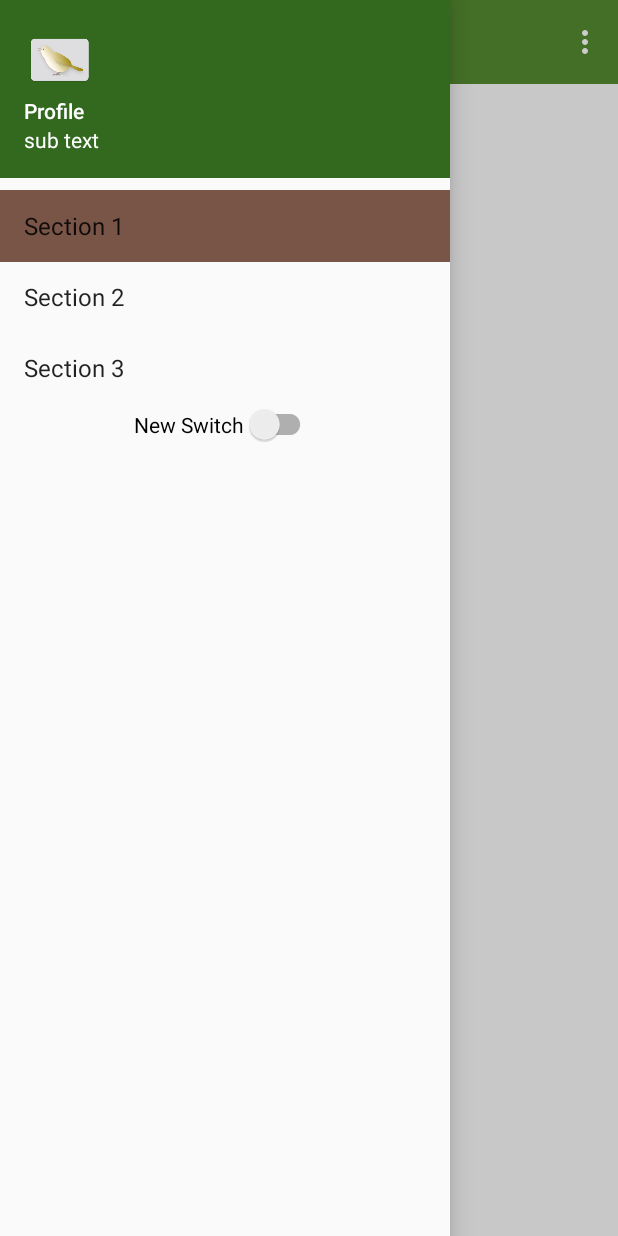
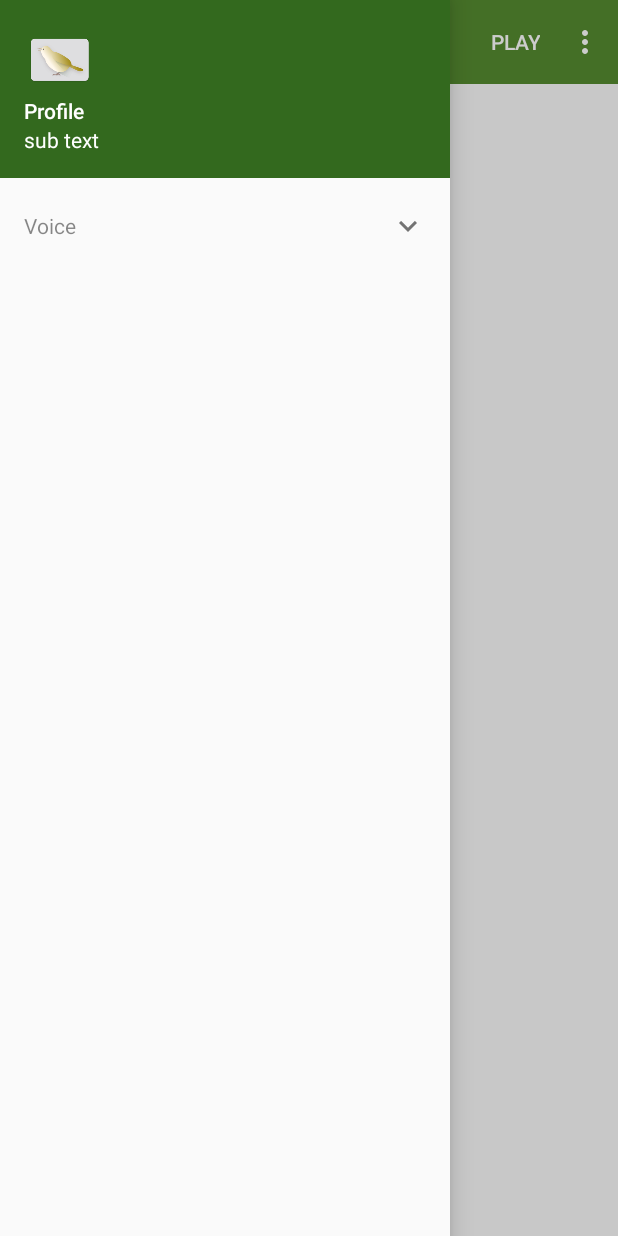
Before and after one commit to kimikage/uguisuan, an Android app: the screen it shows after launch (MainActivity), on a phone screen of 412 x 824 dp. Run offline under Robolectric (Android 15) with nearby library versions, the phone set to English and light mode, and no system bars.

Commit message:
Implement the navigation drawer list

```diff
--- a/app/src/main/java/com/github/kimikage/uguisuan/MainActivity.java
+++ b/app/src/main/java/com/github/kimikage/uguisuan/MainActivity.java
@@ -71,17 +71,7 @@ public class MainActivity extends AppCompatActivity
     }
 
     public void onSectionAttached(int number) {
-        switch (number) {
-            case 1:
-                mTitle = getString(R.string.title_section1);
-                break;
-            case 2:
-                mTitle = getString(R.string.title_section2);
-                break;
-            case 3:
-                mTitle = getString(R.string.title_section3);
-                break;
-        }
+        // TBD.
     }
 
     /**
--- a/app/src/main/java/com/github/kimikage/uguisuan/NavigationDrawerFragment.java
+++ b/app/src/main/java/com/github/kimikage/uguisuan/NavigationDrawerFragment.java
@@ -22,10 +22,11 @@ import android.view.MenuInflater;
 import android.view.MenuItem;
 import android.view.View;
 import android.view.ViewGroup;
-import android.widget.AdapterView;
-import android.widget.ArrayAdapter;
-import android.widget.ListView;
+import android.widget.ExpandableListView;
 import android.widget.Toast;
+
+import java.util.ArrayList;
+import java.util.List;
 
 /**
  * Fragment used for managing interactions for and presentation of a navigation drawer.
@@ -56,7 +57,7 @@ public class NavigationDrawerFragment extends Fragment {
     private ActionBarDrawerToggle mDrawerToggle;
 
     private DrawerLayout mDrawerLayout;
-    private ListView mDrawerListView;
+    private ExpandableListView mDrawerListView;
     private View mDrawerView;
     private View mFragmentContainerView;
 
@@ -97,27 +98,53 @@ public class NavigationDrawerFragment extends Fragment {
                              Bundle savedInstanceState) {
         mDrawerView = inflater.inflate(R.layout.drawer_main, container, false);
 
-        mDrawerListView = (ListView) mDrawerView.findViewById(R.id.drawer_list);
+        mDrawerListView = (ExpandableListView) mDrawerView.findViewById(R.id.drawer_list);
 
         if (mDrawerListView != null) {
-            mDrawerListView.setOnItemClickListener(new AdapterView.OnItemClickListener() {
-                @Override
-                public void onItemClick(AdapterView<?> parent, View view, int position, long id) {
-                    selectItem(position);
-                }
-            });
-            mDrawerListView.setAdapter(new ArrayAdapter<String>(
-                    getActivity(),
-                    android.R.layout.simple_list_item_activated_1,
-                    android.R.id.text1,
-                    new String[]{
-                            getString(R.string.title_section1),
-                            getString(R.string.title_section2),
-                            getString(R.string.title_section3),
-                    }));
-            mDrawerListView.setItemChecked(mCurrentSelectedPosition, true);
+            initializeDrawerList();
         }
+
         return mDrawerView;
+    }
+
+    private void initializeDrawerList() {
+        Context context = mDrawerView.getContext();
+        NavigationDrawerListAdapter adapter = new NavigationDrawerListAdapter(context);
+
+
+        List<NavigationDrawerItem> voiceChildren = new ArrayList<>();
+        voiceChildren.add(new NavigationDrawerItem(
+                R.string.action_load,
+                -1));
+        if (false) {
+            voiceChildren.add(new NavigationDrawerItem(
+                    R.string.action_record,
+                    -1));
+        }
+        voiceChildren.add(new NavigationDrawerItem(
+                R.string.action_save,
+                -1));
+
+        adapter.addGroup(R.string.title_voice, voiceChildren);
+
+        mDrawerListView.setAdapter(adapter);
+
+        mDrawerListView.setOnGroupClickListener(new ExpandableListView.OnGroupClickListener() {
+            @Override
+            public boolean onGroupClick(ExpandableListView parent, View view,
+                                        int groupPosition, long id) {
+                return false;
+            }
+        });
+        mDrawerListView.setOnChildClickListener(new ExpandableListView.OnChildClickListener() {
+            @Override
+            public boolean onChildClick(ExpandableListView parent, View view,
+                                        int groupPosition, int childPosition, long id) {
+                mCurrentSelectedPosition = (int) id;
+                return false;
+            }
+        });
+
     }
 
     public boolean isDrawerOpen() {
--- /dev/null
+++ b/app/src/main/java/com/github/kimikage/uguisuan/NavigationDrawerItem.java
@@ -0,0 +1,26 @@
+/*
+ * Copyright (c) 2016 Uguisu-Anne Project
+ *
+ * This software is distributed under an MIT-style license.
+ * See LICENSE file for more information.
+ */
+
+package com.github.kimikage.uguisuan;
+
+public class NavigationDrawerItem {
+    private int mLabelId = -1;
+    private int mIconId = -1;
+
+    public NavigationDrawerItem(int labelId, int iconId) {
+        mLabelId = labelId;
+        mIconId = iconId;
+    }
+
+    public int getLabelId() {
+        return mLabelId;
+    }
+
+    public int getIconId() {
+        return mIconId;
+    }
+}
--- /dev/null
+++ b/app/src/main/java/com/github/kimikage/uguisuan/NavigationDrawerListAdapter.java
@@ -0,0 +1,127 @@
+/*
+ * Copyright (c) 2016 Uguisu-Anne Project
+ *
+ * This software is distributed under an MIT-style license.
+ * See LICENSE file for more information.
+ */
+
+package com.github.kimikage.uguisuan;
+
+import android.content.Context;
+import android.content.res.Resources;
+import android.view.LayoutInflater;
+import android.view.View;
+import android.view.ViewGroup;
+import android.widget.BaseExpandableListAdapter;
+import android.widget.ImageView;
+import android.widget.TextView;
+
+import java.util.ArrayList;
+import java.util.List;
+
+public class NavigationDrawerListAdapter extends BaseExpandableListAdapter {
+    private List<String> mGroups;
+    private List<List<NavigationDrawerItem>> mChildren;
+    private Context mContext = null;
+
+    public NavigationDrawerListAdapter(Context context) {
+        mContext = context;
+        mGroups = new ArrayList<>();
+        mChildren = new ArrayList<>();
+    }
+
+    public void addGroup(int labelId, List<NavigationDrawerItem> children) {
+        Resources r = mContext.getResources();
+        mGroups.add(r.getString(labelId));
+        mChildren.add(children);
+    }
+
+    @Override
+    public int getGroupCount() {
+        return mGroups.size();
+    }
+
+    @Override
+    public int getChildrenCount(int groupPosition) {
+        return mChildren.get(groupPosition).size();
+    }
+
+    @Override
+    public Object getGroup(int groupPosition) {
+        return mGroups.get(groupPosition);
+    }
+
+    @Override
+    public Object getChild(int groupPosition, int childPosition) {
+        List<NavigationDrawerItem> children = mChildren.get(groupPosition);
+        return children.get(childPosition);
+    }
+
+    @Override
+    public long getGroupId(int groupPosition) {
+        return groupPosition;
+    }
+
+    @Override
+    public long getChildId(int groupPosition, int childPosition) {
+        return (groupPosition << 16) | childPosition;
+    }
+
+    @Override
+    public boolean hasStableIds() {
+        return true;
+    }
+
+    @Override
+    public View getGroupView(int groupPosition, boolean isExpanded, View convertView, ViewGroup parent) {
+        View view = convertView;
+        if (convertView == null) {
+            view = LayoutInflater.from(mContext).inflate(R.layout.navigation_drawer_group, null);
+        }
+
+        TextView label = (TextView) view.findViewById(R.id.label);
+        label.setText(mGroups.get(groupPosition));
+
+        ImageView iconMore = (ImageView) view.findViewById(R.id.icon_more);
+        ImageView iconLess = (ImageView) view.findViewById(R.id.icon_less);
+
+        iconMore.setVisibility(isExpanded ? View.INVISIBLE : View.VISIBLE);
+        iconLess.setVisibility(isExpanded ? View.VISIBLE : View.INVISIBLE);
+
+
+        if (getChildrenCount(groupPosition) == 0) {
+            iconMore.setVisibility(View.INVISIBLE);
+            iconLess.setVisibility(View.INVISIBLE);
+        }
+
+        return view;
+    }
+
+    @Override
+    public View getChildView(int groupPosition, int childPosition, boolean isLastChild, View convertView, ViewGroup parent) {
+        View view = convertView;
+        if (convertView == null) {
+            view = LayoutInflater.from(mContext).inflate(R.layout.navigation_drawer_item, null);
+        }
+
+        NavigationDrawerItem item = (NavigationDrawerItem) getChild(groupPosition, childPosition);
+        Resources r = mContext.getResources();
+
+        TextView label = (TextView) view.findViewById(R.id.label);
+        label.setText(r.getString(item.getLabelId()));
+
+        int iconId = item.getIconId();
+        if (iconId >= 0) {
+            ImageView icon = (ImageView) view.findViewById(R.id.icon);
+            icon.setImageResource(item.getIconId());
+            icon.setVisibility(View.VISIBLE);
+        }
+
+        return view;
+    }
+
+    @Override
+    public boolean isChildSelectable(int groupPosition, int childPosition) {
+        return true;
+    }
+}
--- a/app/src/main/res/layout/drawer_main.xml
+++ b/app/src/main/res/layout/drawer_main.xml
@@ -50,18 +50,14 @@
 
     </GridLayout>
 
-    <ListView xmlns:android="http://schemas.android.com/apk/res/android"
-        android:id="@+id/drawer_list"
-        android:layout_width="match_parent"
-        android:layout_height="wrap_content"
-        android:choiceMode="singleChoice"
-        android:divider="@android:color/transparent"
-        android:dividerHeight="0dp" />
-
-    <android.support.v7.widget.SwitchCompat
+    <ExpandableListView
         android:layout_width="wrap_content"
         android:layout_height="wrap_content"
-        android:text="New Switch"
-        android:id="@+id/switch1"
-        android:layout_gravity="center_horizontal" />
+        android:id="@+id/drawer_list"
+        android:groupIndicator="@android:color/transparent"
+        android:headerDividersEnabled="true"
+        android:footerDividersEnabled="true"
+        android:choiceMode="singleChoice"
+        android:childDivider="@android:color/transparent" />
+
 </LinearLayout>
--- /dev/null
+++ b/app/src/main/res/layout/navigation_drawer_group.xml
@@ -0,0 +1,47 @@
+<?xml version="1.0" encoding="utf-8"?>
+<RelativeLayout xmlns:android="http://schemas.android.com/apk/res/android"
+    android:layout_width="match_parent"
+    android:layout_height="@dimen/navigation_drawer_item_height">
+
+    <TextView xmlns:android="http://schemas.android.com/apk/res/android"
+        android:id="@+id/label"
+        android:layout_width="match_parent"
+        android:layout_height="wrap_content"
+        android:textAppearance="@style/TextAppearance.AppCompat.Body1"
+        android:gravity="center_vertical"
+        android:paddingStart="@dimen/navigation_drawer_padding"
+        android:paddingEnd="@dimen/navigation_drawer_padding"
+        android:minHeight="?android:attr/listPreferredItemHeightSmall"
+        android:singleLine="true"
+        android:layout_centerVertical="true"
+        android:paddingLeft="@dimen/navigation_drawer_padding"
+        android:paddingRight="@dimen/navigation_drawer_padding"
+        android:text="Hoge"
+        android:alpha="0.54" />
+
+    <ImageView
+        android:id="@+id/icon_more"
+        android:layout_width="wrap_content"
+        android:layout_height="wrap_content"
+        android:layout_centerVertical="true"
+        android:src="@drawable/ic_expand_more_black_24dp"
+        android:visibility="visible"
+        android:paddingEnd="@dimen/navigation_drawer_padding"
+        android:paddingRight="@dimen/navigation_drawer_padding"
+        android:layout_alignParentEnd="true"
+        android:layout_alignParentRight="true"
+        android:alpha="0.54" />
+
+    <ImageView
+        android:id="@+id/icon_less"
+        android:layout_width="wrap_content"
+        android:layout_height="wrap_content"
+        android:layout_centerVertical="true"
+        android:src="@drawable/ic_expand_less_black_24dp"
+        android:visibility="invisible"
+        android:paddingEnd="@dimen/navigation_drawer_padding"
+        android:paddingRight="@dimen/navigation_drawer_padding"
+        android:layout_alignParentEnd="true"
+        android:layout_alignParentRight="true"
+        android:alpha="0.54" />
+</RelativeLayout>
--- a/app/src/main/res/menu/global.xml
+++ b/app/src/main/res/menu/global.xml
@@ -5,4 +5,10 @@
         android:orderInCategory="100"
         android:title="@string/action_settings"
         app:showAsAction="never" />
+
+    <item
+        android:id="@+id/action_play_pause"
+        android:orderInCategory="200"
+        android:title="@string/action_play"
+        app:showAsAction="always" />
 </menu>
--- a/app/src/main/res/values/dimens.xml
+++ b/app/src/main/res/values/dimens.xml
@@ -9,4 +9,7 @@
 
     <dimen name="navigation_drawer_padding">16dp</dimen>
     <dimen name="navigation_drawer_space">8dp</dimen>
+
+    <dimen name="navigation_drawer_item_height">48dp</dimen>
+    <dimen name="navigation_drawer_item_text_padding_start">72dp</dimen>
 </resources>
--- a/app/src/main/res/values/strings.xml
+++ b/app/src/main/res/values/strings.xml
@@ -1,9 +1,13 @@
 <resources>
     <string name="app_name">Uguisu-Anne</string>
 
-    <string name="title_section1">Section 1</string>
-    <string name="title_section2">Section 2</string>
-    <string name="title_section3">Section 3</string>
+    <string name="title_voice">Voice</string>
+    <string name="action_load">Load</string>
+    <string name="action_record">Record</string>
+    <string name="action_save">Save</string>
+
+    <string name="action_play">Play</string>
+    <string name="action_pause">Pause</string>
 
     <string name="navigation_drawer_open">Open navigation drawer</string>
     <string name="navigation_drawer_close">Close navigation drawer</string>
```
Also changed, not shown: app/src/main/res/layout/navigation_drawer_item.xml (added, +31 -0 lines), app/src/main/res/drawable-hdpi/ic_expand_less_black_24dp.png (added), app/src/main/res/drawable-hdpi/ic_expand_more_black_24dp.png (added), app/src/main/res/drawable-mdpi/ic_expand_less_black_24dp.png (added), app/src/main/res/drawable-mdpi/ic_expand_more_black_24dp.png (added), app/src/main/res/drawable-xhdpi/ic_expand_less_black_24dp.png (added), app/src/main/res/drawable-xhdpi/ic_expand_more_black_24dp.png (added), app/src/main/res/drawable-xxhdpi/ic_expand_less_black_24dp.png (added), app/src/main/res/drawable-xxhdpi/ic_expand_more_black_24dp.png (added), app/src/main/res/drawable-xxxhdpi/ic_expand_less_black_24dp.png (added), app/src/main/res/drawable-xxxhdpi/ic_expand_more_black_24dp.png (added).
